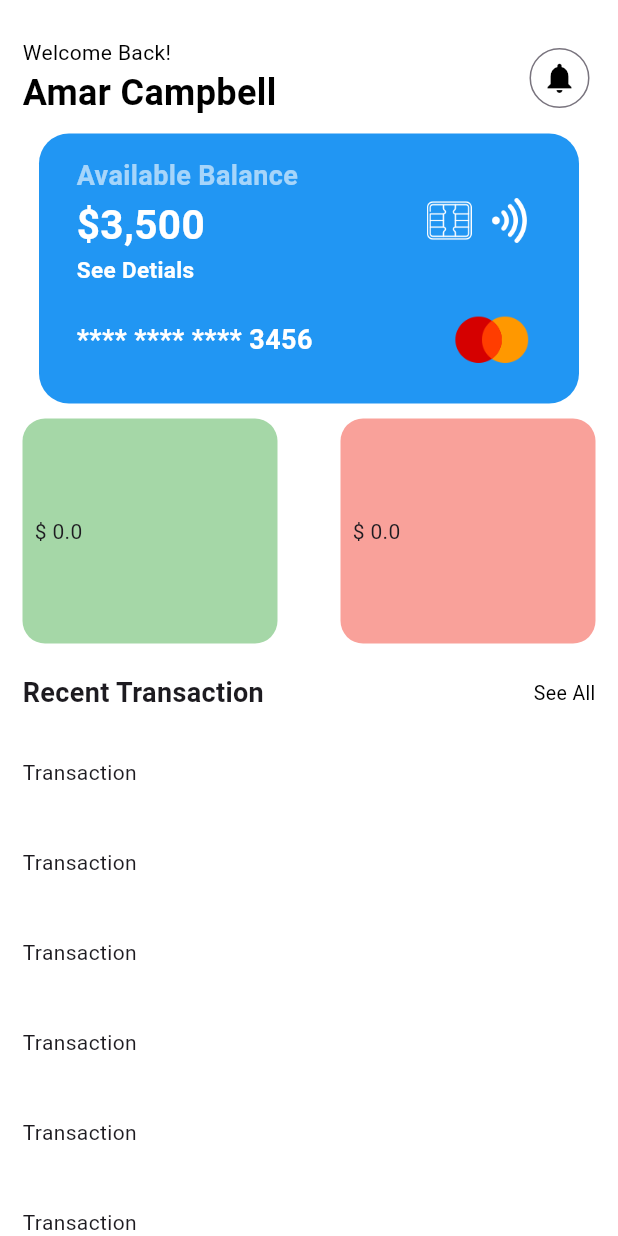
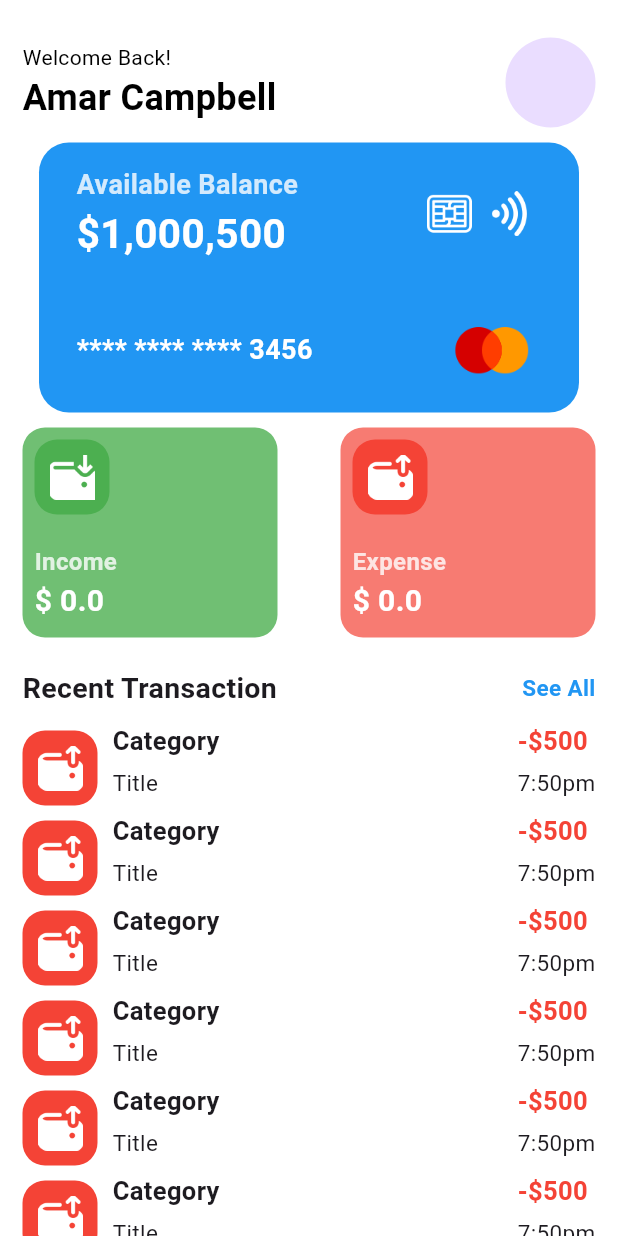
Before and after one commit to Amarusinggithub/flutter-budgeting-app, a Flutter app: the HomeScreen screen opened directly, on a phone screen of 412 x 824 dp. Run offline on Flutter 3.47's test engine with Material 3 defaults, Android fonts, the light colour scheme and no system bars; our stand-ins replace cloud_firestore, firebase_auth, firebase_core, persistent_bottom_nav_bar; accounts and stored records are empty.

Commit message:
home page

```diff
--- a/lib/pages/home/components/credit_card.dart
+++ b/lib/pages/home/components/credit_card.dart
@@ -16,7 +16,7 @@ class CreditCard extends StatelessWidget {
         child: Padding(
           padding: const EdgeInsets.symmetric(vertical: 15, horizontal: 25),
           child: Column(
-            mainAxisAlignment: MainAxisAlignment.start,
+            mainAxisAlignment: MainAxisAlignment.spaceBetween,
             children: [
               Row(
                 children: [
@@ -29,24 +29,14 @@ class CreditCard extends StatelessWidget {
                         style: TextStyle(
                             fontWeight: FontWeight.bold,
                             fontSize: 18,
-                            color: Colors.white.withOpacity(0.6)),
+                            color: Colors.white.withOpacity(0.8)),
                       ),
                       Text(
-                        "\$3,500",
+                        "\$1,000,500",
                         style: TextStyle(
                             color: Colors.white,
                             fontSize: 27,
                             fontWeight: FontWeight.bold),
-                      ),
-                      GestureDetector(
-                        onTap: () {},
-                        child: const Text(
-                          "See Detials",
-                          style: TextStyle(
-                              color: Colors.white,
-                              fontSize: 15,
-                              fontWeight: FontWeight.bold),
-                        ),
                       ),
                     ],
                   ),
@@ -69,9 +59,6 @@ class CreditCard extends StatelessWidget {
                     width: 30,
                   )
                 ],
-              ),
-              const SizedBox(
-                height: 10,
               ),
               Row(
                 children: [
--- a/lib/pages/home/components/expense_container.dart
+++ b/lib/pages/home/components/expense_container.dart
@@ -8,16 +8,46 @@ class ExpenseContainer extends StatelessWidget {
   @override
   Widget build(BuildContext context) {
     return Container(
-      height: 150,
+      height: 140,
       width: 170,
       padding:
           const EdgeInsetsDirectional.symmetric(horizontal: 8, vertical: 8),
       decoration: BoxDecoration(
-        color: Colors.red.withOpacity(0.5),
+        color: Colors.red.withOpacity(0.7),
         borderRadius: BorderRadius.circular(15),
       ),
-      child: Row(
-        children: [Text("\$ $expense")],
+      child: Column(
+        crossAxisAlignment: CrossAxisAlignment.start,
+        children: [
+          Container(
+            padding: EdgeInsetsDirectional.all(10),
+            height: 50,
+            width: 50,
+            child: Image.asset(
+              "assets/images/expense.png",
+              fit: BoxFit.contain,
+            ),
+            decoration: BoxDecoration(
+              color: Colors.red,
+              borderRadius: BorderRadius.circular(15),
+            ),
+          ),
+          SizedBox(
+            height: 20,
+          ),
+          Text(
+            "Expense",
+            style: TextStyle(
+                color: Colors.white.withOpacity(0.8),
+                fontWeight: FontWeight.bold,
+                fontSize: 16),
+          ),
+          Text(
+            "\$ $expense",
+            style: TextStyle(
+                color: Colors.white, fontWeight: FontWeight.bold, fontSize: 20),
+          ),
+        ],
       ),
     );
   }
--- a/lib/pages/home/components/income_container.dart
+++ b/lib/pages/home/components/income_container.dart
@@ -8,16 +8,46 @@ class IncomeContainer extends StatelessWidget {
   @override
   Widget build(BuildContext context) {
     return Container(
-      height: 150,
+      height: 140,
       width: 170,
       padding:
           const EdgeInsetsDirectional.symmetric(horizontal: 8, vertical: 8),
       decoration: BoxDecoration(
-        color: Colors.green.withOpacity(0.5),
+        color: Colors.green.withOpacity(0.8),
         borderRadius: BorderRadius.circular(15),
       ),
-      child: Row(
-        children: [Text("\$ $income")],
+      child: Column(
+        crossAxisAlignment: CrossAxisAlignment.start,
+        children: [
+          Container(
+            padding: EdgeInsetsDirectional.all(10),
+            height: 50,
+            width: 50,
+            child: Image.asset(
+              "assets/images/income.png",
+              fit: BoxFit.contain,
+            ),
+            decoration: BoxDecoration(
+              color: Colors.green,
+              borderRadius: BorderRadius.circular(15),
+            ),
+          ),
+          SizedBox(
+            height: 20,
+          ),
+          Text(
+            "Income",
+            style: TextStyle(
+                color: Colors.white.withOpacity(0.8),
+                fontWeight: FontWeight.bold,
+                fontSize: 16),
+          ),
+          Text(
+            "\$ $income",
+            style: TextStyle(
+                color: Colors.white, fontWeight: FontWeight.bold, fontSize: 20),
+          ),
+        ],
       ),
     );
   }
--- a/lib/pages/home/components/transaction_container.dart
+++ b/lib/pages/home/components/transaction_container.dart
@@ -18,8 +18,66 @@ class TransactionContainer extends StatelessWidget {
           15,
         ),
       ),
-      child: const Row(
-        children: [Text("Transaction")],
+      child: Row(
+        mainAxisAlignment: MainAxisAlignment.spaceBetween,
+        children: [
+          Row(
+            children: [
+              Container(
+                padding: EdgeInsetsDirectional.all(10),
+                height: 50,
+                width: 50,
+                child: Image.asset(
+                  "assets/images/expense.png",
+                  fit: BoxFit.contain,
+                ),
+                decoration: BoxDecoration(
+                  color: Colors.red,
+                  borderRadius: BorderRadius.circular(15),
+                ),
+              ),
+              SizedBox(
+                width: 10,
+              ),
+              Column(
+                crossAxisAlignment: CrossAxisAlignment.start,
+                children: [
+                  Text(
+                    "Category",
+                    style: TextStyle(fontWeight: FontWeight.bold, fontSize: 17),
+                  ),
+                  SizedBox(
+                    height: 5,
+                  ),
+                  Text(
+                    "Title",
+                    style:
+                        TextStyle(fontWeight: FontWeight.normal, fontSize: 15),
+                  ),
+                ],
+              ),
+            ],
+          ),
+          Column(
+            crossAxisAlignment: CrossAxisAlignment.start,
+            children: [
+              Text(
+                "-\$500",
+                style: TextStyle(
+                    fontWeight: FontWeight.bold,
+                    fontSize: 17,
+                    color: Colors.red),
+              ),
+              SizedBox(
+                height: 5,
+              ),
+              Text(
+                "7:50pm",
+                style: TextStyle(fontWeight: FontWeight.normal, fontSize: 15),
+              ),
+            ],
+          )
+        ],
       ),
     );
   }
--- a/lib/pages/home/home_screen.dart
+++ b/lib/pages/home/home_screen.dart
@@ -50,12 +50,12 @@ class _HomeScreenState extends State<HomeScreen> {
                       ],
                     ),
                     const Spacer(),
-                    IconButton.outlined(
-                        onPressed: () {},
-                        icon: const Icon(
-                          Icons.notifications,
-                          color: Colors.black,
-                        )),
+                    GestureDetector(
+                      onTap: () {},
+                      child: CircleAvatar(
+                        radius: 30,
+                      ),
+                    )
                   ],
                 ),
                 const SizedBox(
@@ -88,17 +88,19 @@ class _HomeScreenState extends State<HomeScreen> {
                       "Recent Transaction",
                       style: TextStyle(
                         fontWeight: FontWeight.bold,
-                        fontSize: 18,
+                        fontSize: 19,
                       ),
                     ),
                     GestureDetector(
                         onTap: () {},
-                        child: const Text(
-                          "See All",
-                          style: TextStyle(
-                              fontWeight: FontWeight.normal,
-                              fontSize: 13,
-                              color: Colors.black),
+                        child: Container(
+                          child: Text(
+                            "See All",
+                            style: TextStyle(
+                                fontWeight: FontWeight.bold,
+                                fontSize: 15,
+                                color: Colors.blue),
+                          ),
                         ))
                   ],
                 ),
@@ -106,7 +108,7 @@ class _HomeScreenState extends State<HomeScreen> {
                   height: 10,
                 ),
                 Column(
-                  children: List.generate(10, (index) {
+                  children: List.generate(6, (index) {
                     return TransactionContainer(
                         transactionProvider: transactionProvider,
                         index: index); // Adding each transaction item
```
Also changed, not shown: assets/images/credit-card.png, assets/images/expense.png (added), assets/images/income.png (added), lib/generated/assets.dart.
